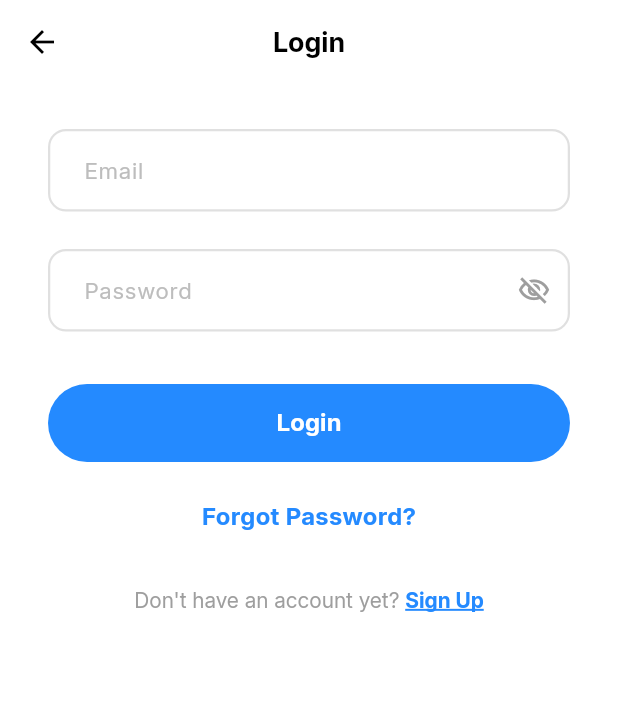
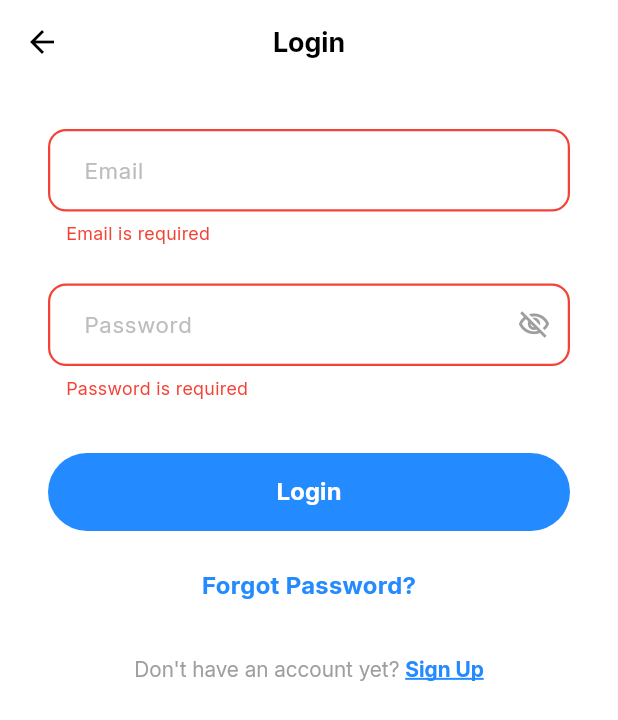
Before and after one commit to Group3-SIA2/RideGuide_UI, a Flutter app: the LoginScreen screen opened by its route, after a tap on "Login", on a phone screen of 412 x 824 dp. Shown: the top 720 px of the screen. Run offline on Flutter 3.47's test engine with Material 3 defaults, Android fonts, the phone set to English and light mode, and no system bars; our stand-ins replace dio, flutter_svg.

Commit message:
feat(login): implement login functionality with error handling and OTP verification

```diff
--- a/lib/views/auth/login.dart
+++ b/lib/views/auth/login.dart
@@ -1,5 +1,6 @@
 import 'package:flutter/gestures.dart';
 import 'package:flutter/material.dart';
+import 'package:ride_guide/controllers/auth_controller.dart';
 import 'package:ride_guide/resources/app_colors.dart';
 import 'package:ride_guide/resources/app_routes.dart';
 import 'package:ride_guide/resources/app_strings.dart';
@@ -16,12 +17,92 @@ class _LoginScreenState extends State<LoginScreen> {
   final _emailController = TextEditingController();
   final _passwordController = TextEditingController();
   bool _obscurePassword = true;
+  bool _isLoading = false;
+  String? _emailError;
+  String? _passwordError;
 
   @override
   void dispose() {
     _emailController.dispose();
     _passwordController.dispose();
     super.dispose();
+  }
+
+  // Login Method
+  Future<void> _login() async {
+    final email = _emailController.text.trim();
+    final password = _passwordController.text.trim();
+
+    // Clear previous errors
+    setState(() {
+      _emailError = null;
+      _passwordError = null;
+    });
+
+    // Local validation
+    bool hasError = false;
+
+    if (email.isEmpty) {
+      setState(() => _emailError = 'Email is required');
+      hasError = true;
+    }
+
+    if (password.isEmpty) {
+      setState(() => _passwordError = 'Password is required');
+      hasError = true;
+    }
+
+    if (hasError) return;
+
+    setState(() => _isLoading = true);
+
+    try {
+      final response = await AuthController.login(email, password);
+
+      if (response.success) {
+        // Login successful — navigate to verify email with login_2fa type
+        if (mounted) {
+          ScaffoldMessenger.of(context).showSnackBar(
+            SnackBar(content: Text(response.message)),
+          );
+          Navigator.pushNamed(context, AppRoutes.verifyEmail, arguments: {
+            'email': email,
+            'type': 'login_2fa',
+          });
+        }
+      } else {
+        // Check for server-side field-level validation errors
+        final errors = response.data?['errors'] as Map<String, dynamic>?;
+
+        if (mounted) {
+          setState(() {
+            if (errors != null) {
+              if (errors.containsKey('email')) {
+                _emailError = (errors['email'] as List).first.toString();
+              }
+              if (errors.containsKey('password')) {
+                _passwordError = (errors['password'] as List).first.toString();
+              }
+            }
+
+            // If no field-level errors, show as email error (e.g. "account not found", "invalid credentials")
+            if (_emailError == null && _passwordError == null) {
+              _emailError = response.message;
+            }
+          });
+        }
+      }
+    } catch (e) {
+      if (mounted) {
+        ScaffoldMessenger.of(context).showSnackBar(
+          const SnackBar(content: Text('Something went wrong. Please try again.')),
+        );
+      }
+    } finally {
+      if (mounted) {
+        setState(() => _isLoading = false);
+      }
+    }
   }
 
   @override
@@ -55,6 +136,7 @@ class _LoginScreenState extends State<LoginScreen> {
                 controller: _emailController,
                 hintText: AppStrings.email,
                 keyboardType: TextInputType.emailAddress,
+                errorText: _emailError,
               ),
 
               const SizedBox(height: 25),
@@ -64,6 +146,7 @@ class _LoginScreenState extends State<LoginScreen> {
                 controller: _passwordController,
                 hintText: AppStrings.password,
                 obscureText: _obscurePassword,
+                errorText: _passwordError,
                 suffixIcon: IconButton(
                   icon: Icon(
                     _obscurePassword
@@ -87,9 +170,7 @@ class _LoginScreenState extends State<LoginScreen> {
                 width: double.infinity,
                 height: 52,
                 child: ElevatedButton(
-                  onPressed: () {
-                    // TODO: Handle login
-                  },
+                  onPressed: _isLoading ? null : _login,
                   style: ElevatedButton.styleFrom(
                     backgroundColor: AppColors.primaryColor,
                     foregroundColor: Colors.white,
@@ -98,7 +179,16 @@ class _LoginScreenState extends State<LoginScreen> {
                     ),
                     elevation: 0,
                   ),
-                  child: Text(
+                  child: _isLoading
+                      ? const SizedBox(
+                          width: 24,
+                          height: 24,
+                          child: CircularProgressIndicator(
+                            color: Colors.white,
+                            strokeWidth: 2.5,
+                          ),
+                        )
+                      : Text(
                           AppStrings.loginTitle,
                           style: AppStyles.subText(size: 16, color: Colors.white)
                               .copyWith(fontWeight: FontWeight.w600),
@@ -167,8 +257,12 @@ class _LoginScreenState extends State<LoginScreen> {
     TextInputType keyboardType = TextInputType.text,
     bool obscureText = false,
     Widget? suffixIcon,
+    String? errorText,
   }) {
-    return TextField(
+    return Column(
+      crossAxisAlignment: CrossAxisAlignment.start,
+      children: [
+        TextField(
           controller: controller,
           keyboardType: keyboardType,
           obscureText: obscureText,
@@ -181,13 +275,29 @@ class _LoginScreenState extends State<LoginScreen> {
                 const EdgeInsets.symmetric(horizontal: 20, vertical: 16),
             enabledBorder: OutlineInputBorder(
               borderRadius: BorderRadius.circular(12),
-          borderSide: BorderSide(color: Colors.grey.shade300, width: 1.5),
+              borderSide: BorderSide(
+                color: errorText != null ? Colors.red : Colors.grey.shade300,
+                width: 1.5,
+              ),
             ),
             focusedBorder: OutlineInputBorder(
               borderRadius: BorderRadius.circular(12),
-          borderSide: BorderSide(color: AppColors.primaryColor, width: 1.5),
+              borderSide: BorderSide(
+                color: errorText != null ? Colors.red : AppColors.primaryColor,
+                width: 1.5,
               ),
             ),
+          ),
+        ),
+        if (errorText != null)
+          Padding(
+            padding: const EdgeInsets.only(top: 6, left: 12),
+            child: Text(
+              errorText,
+              style: AppStyles.subText(size: 12, color: Colors.red),
+            ),
+          ),
+      ],
     );
   }
 }
```
Also changed, not shown: lib/controllers/auth_controller.dart (+101 -0 lines). Lines whose indentation alone changed are shown as unchanged.
